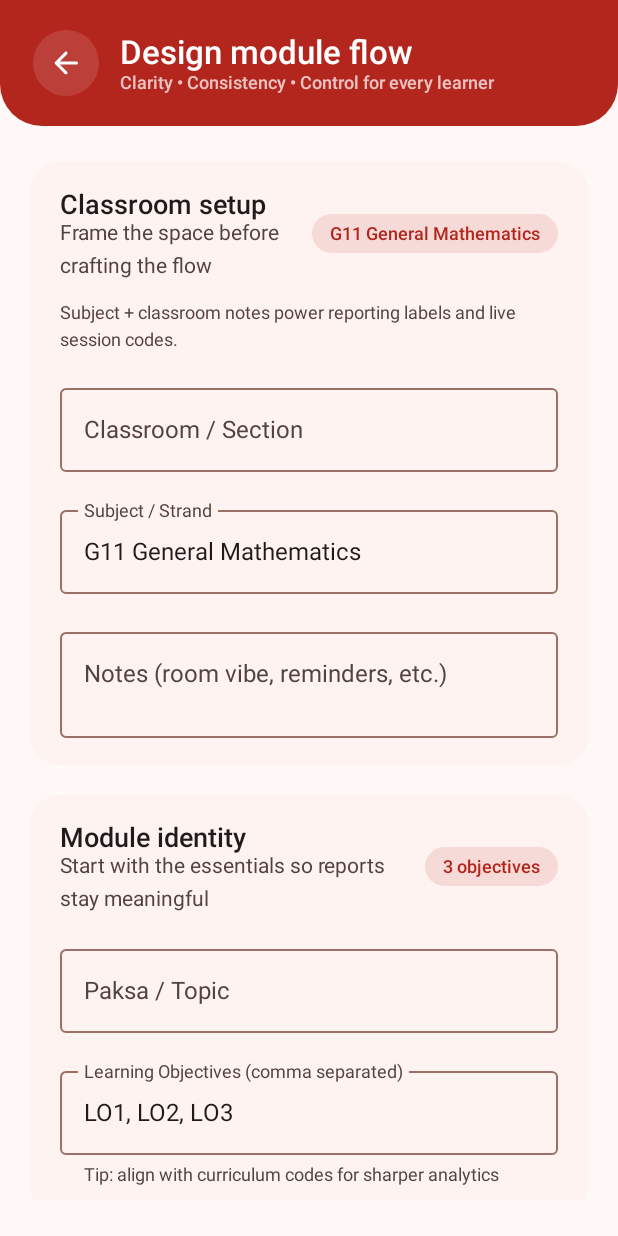
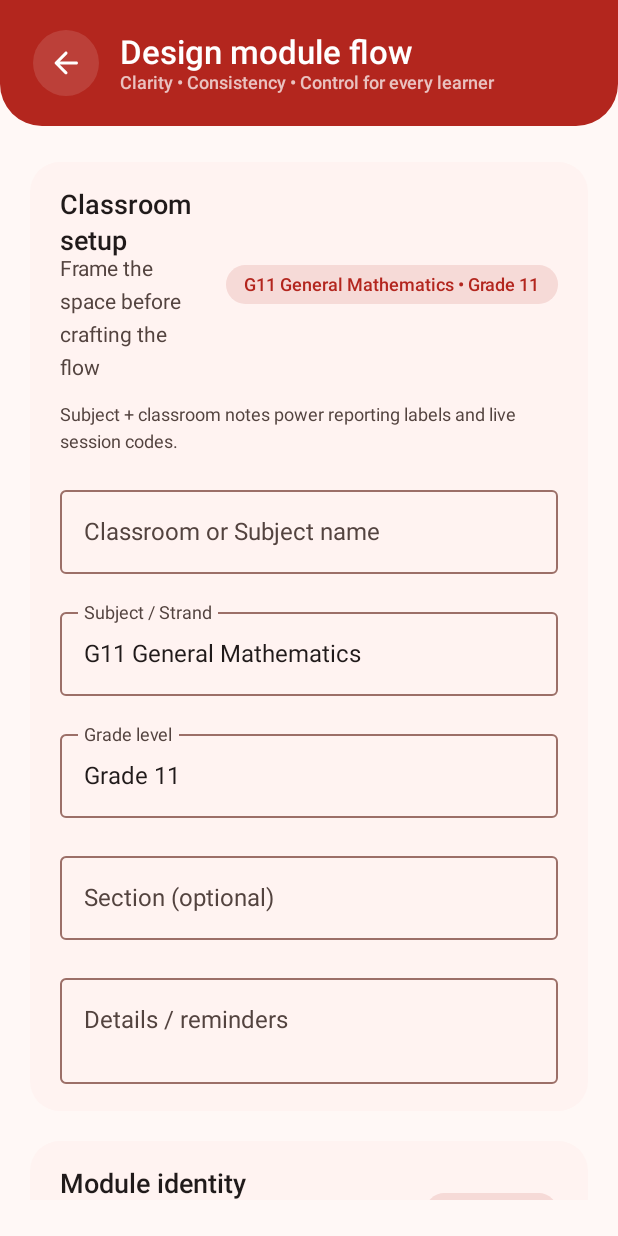
Before and after one commit to ccustodio99/Classroom-Quiz-Master, an Android app built with Jetpack Compose: the screen it shows after launch (MainActivity), after a tap on "Design new flow", on a phone screen of 412 x 824 dp. Run offline under Robolectric (Android 15) with nearby library versions, the phone set to English and light mode, and no system bars; our stand-ins replace Room's generated code.

Commit message:
Add classroom grade level and section fields

```diff
--- a/app/src/main/java/com/classroom/quizmaster/domain/model/ModuleModels.kt
+++ b/app/src/main/java/com/classroom/quizmaster/domain/model/ModuleModels.kt
@@ -20,7 +20,9 @@ data class ClassroomProfile(
     val id: String = "classroom-default",
     val name: String = "Advisory Class",
     val subject: String = "G11 General Mathematics",
-    val description: String = ""
+    val description: String = "",
+    val gradeLevel: String = "Grade 11",
+    val section: String = ""
 )
 
 @Serializable
--- a/app/src/main/java/com/classroom/quizmaster/domain/sample/GeneralMathSampleCatalog.kt
+++ b/app/src/main/java/com/classroom/quizmaster/domain/sample/GeneralMathSampleCatalog.kt
@@ -113,7 +113,9 @@ object GeneralMathSampleCatalog {
                 id = "classroom-stem-bayanihan",
                 name = "STEM 11 Bayanihan",
                 subject = "G11 General Mathematics",
-                description = "Financial literacy sprint cohort"
+                description = "Financial literacy sprint cohort",
+                gradeLevel = "Grade 11",
+                section = "Bayanihan"
             ),
             subject = "G11 General Mathematics",
             topic = "Compound Interest Glow-Up",
@@ -259,7 +261,9 @@ object GeneralMathSampleCatalog {
                 id = "classroom-abm-trendsetters",
                 name = "ABM 11 Trendsetters",
                 subject = "G11 General Mathematics",
-                description = "Market math and consumer price labs"
+                description = "Market math and consumer price labs",
+                gradeLevel = "Grade 11",
+                section = "Trendsetters"
             ),
             subject = "G11 General Mathematics",
             topic = "Inflation Pulse Check",
@@ -405,7 +409,9 @@ object GeneralMathSampleCatalog {
                 id = "classroom-humss-visionaries",
                 name = "HUMSS 11 Visionaries",
                 subject = "G11 General Mathematics",
-                description = "Data storytelling on population growth"
+                description = "Data storytelling on population growth",
+                gradeLevel = "Grade 11",
+                section = "Visionaries"
             ),
             subject = "G11 General Mathematics",
             topic = "Population Trend Tracker",
--- a/app/src/main/java/com/classroom/quizmaster/ui/feature/builder/ModuleBuilderScreen.kt
+++ b/app/src/main/java/com/classroom/quizmaster/ui/feature/builder/ModuleBuilderScreen.kt
@@ -27,6 +27,7 @@ import com.classroom.quizmaster.ui.components.AdaptiveWrapRow
 import com.classroom.quizmaster.ui.components.GenZScaffold
 import com.classroom.quizmaster.ui.components.InfoPill
 import com.classroom.quizmaster.ui.components.SectionCard
+import kotlin.collections.buildList
 
 @OptIn(ExperimentalMaterial3Api::class)
 @Composable
@@ -60,14 +61,19 @@ fun ModuleBuilderScreen(
                     subtitle = "Frame the space before crafting the flow",
                     caption = "Subject + classroom notes power reporting labels and live session codes.",
                     trailingContent = {
-                        InfoPill(text = if (state.subject.isBlank()) "No subject" else state.subject)
+                        val summary = buildList {
+                            if (state.subject.isNotBlank()) add(state.subject)
+                            if (state.gradeLevel.isNotBlank()) add(state.gradeLevel)
+                            if (state.section.isNotBlank()) add("Section ${state.section}")
+                        }.joinToString(separator = " • ")
+                        InfoPill(text = summary.ifBlank { "Set class profile" })
                     }
                 ) {
                     Column(verticalArrangement = Arrangement.spacedBy(16.dp)) {
                         OutlinedTextField(
                             value = state.classroomName,
                             onValueChange = viewModel::onClassroomNameChanged,
-                            label = { Text("Classroom / Section") },
+                            label = { Text("Classroom or Subject name") },
                             modifier = Modifier.fillMaxWidth()
                         )
                         OutlinedTextField(
@@ -77,9 +83,21 @@ fun ModuleBuilderScreen(
                             modifier = Modifier.fillMaxWidth()
                         )
                         OutlinedTextField(
+                            value = state.gradeLevel,
+                            onValueChange = viewModel::onGradeLevelChanged,
+                            label = { Text("Grade level") },
+                            modifier = Modifier.fillMaxWidth()
+                        )
+                        OutlinedTextField(
+                            value = state.section,
+                            onValueChange = viewModel::onSectionChanged,
+                            label = { Text("Section (optional)") },
+                            modifier = Modifier.fillMaxWidth()
+                        )
+                        OutlinedTextField(
                             value = state.classroomDescription,
                             onValueChange = viewModel::onClassroomDescriptionChanged,
-                            label = { Text("Notes (room vibe, reminders, etc.)") },
+                            label = { Text("Details / reminders") },
                             modifier = Modifier
                                 .fillMaxWidth()
                                 .heightIn(min = 80.dp)
--- a/app/src/main/java/com/classroom/quizmaster/ui/feature/builder/ModuleBuilderViewModel.kt
+++ b/app/src/main/java/com/classroom/quizmaster/ui/feature/builder/ModuleBuilderViewModel.kt
@@ -46,6 +46,10 @@ class ModuleBuilderViewModel(private val container: AppContainer) : ViewModel()
     fun onClassroomNameChanged(value: String) = updateState { it.copy(classroomName = value) }
 
     fun onSubjectChanged(value: String) = updateState { it.copy(subject = value) }
+
+    fun onGradeLevelChanged(value: String) = updateState { it.copy(gradeLevel = value) }
+
+    fun onSectionChanged(value: String) = updateState { it.copy(section = value) }
 
     fun onClassroomDescriptionChanged(value: String) = updateState { it.copy(classroomDescription = value) }
 
@@ -109,13 +113,17 @@ class ModuleBuilderViewModel(private val container: AppContainer) : ViewModel()
             val preItems = generatedPre.take(formSize)
             val postItems = generatedPost.take(formSize)
             val topic = state.topic.ifBlank { "G11 Math Module" }
-            val classroomName = state.classroomName.ifBlank { "${state.subject.ifBlank { "General Mathematics" }} Circle" }
-            val subject = state.subject.ifBlank { "G11 General Mathematics" }
+            val subject = state.resolvedSubject()
+            val gradeLevel = state.resolvedGradeLevel()
+            val section = state.resolvedSection()
+            val classroomName = state.resolvedClassroomName()
             val classroom = ClassroomProfile(
                 id = UUID.randomUUID().toString(),
                 name = classroomName,
                 subject = subject,
-                description = state.classroomDescription.ifBlank { "Learning circle for $subject" }
+                description = state.resolvedDescription(subject, gradeLevel, section),
+                gradeLevel = gradeLevel,
+                section = section
             )
             val interactiveActivities = generateInteractiveActivities(
                 topic = topic,
@@ -180,11 +188,52 @@ class ModuleBuilderViewModel(private val container: AppContainer) : ViewModel()
             objectives = objectives,
             slides = slides,
             timePerItemSeconds = timePerItem.toIntOrNull() ?: 60,
-            classroomName = classroomName.ifBlank { "${subject.ifBlank { "General Mathematics" }} Circle" }
+            classroomName = resolvedClassroomName()
         )
         val knowledge = activities.filter { it.isScored }.map { it.summaryLabel() }
         val opinions = activities.filterNot { it.isScored }.map { it.summaryLabel() }
         return copy(interactivePreview = InteractivePreviewSummary(knowledge, opinions))
+    }
+
+    private fun ModuleBuilderUiState.resolvedSubject(): String {
+        return subject.ifBlank { "G11 General Mathematics" }
+    }
+
+    private fun ModuleBuilderUiState.resolvedGradeLevel(): String {
+        return gradeLevel.ifBlank { "Grade 11" }
+    }
+
+    private fun ModuleBuilderUiState.resolvedSection(): String {
+        return section.trim()
+    }
+
+    private fun ModuleBuilderUiState.resolvedClassroomName(): String {
+        val subject = resolvedSubject()
+        val gradeLevel = resolvedGradeLevel()
+        val section = resolvedSection()
+        val fallback = buildString {
+            append(gradeLevel)
+            if (section.isNotEmpty()) {
+                append(' ')
+                append(section)
+            }
+        }.ifBlank { subject }
+        val defaultName = if (fallback.isNotBlank()) fallback else "$subject Circle"
+        return classroomName.ifBlank { defaultName }
+    }
+
+    private fun ModuleBuilderUiState.resolvedDescription(
+        subject: String,
+        gradeLevel: String,
+        section: String
+    ): String {
+        if (classroomDescription.isNotBlank()) return classroomDescription
+        val base = "Learning circle for $gradeLevel $subject".replace(Regex("\\s+"), " ").trim()
+        return if (section.isNotEmpty()) {
+            "$base - Section $section"
+        } else {
+            base
+        }
     }
 
     private fun buildLessonSlides(slides: List<String>, objectives: List<String>): List<LessonSlide> {
@@ -343,6 +392,8 @@ class ModuleBuilderViewModel(private val container: AppContainer) : ViewModel()
 data class ModuleBuilderUiState(
     val classroomName: String = "",
     val subject: String = "G11 General Mathematics",
+    val gradeLevel: String = "Grade 11",
+    val section: String = "",
     val classroomDescription: String = "",
     val topic: String = "",
     val objectives: String = "LO1, LO2, LO3",
```
